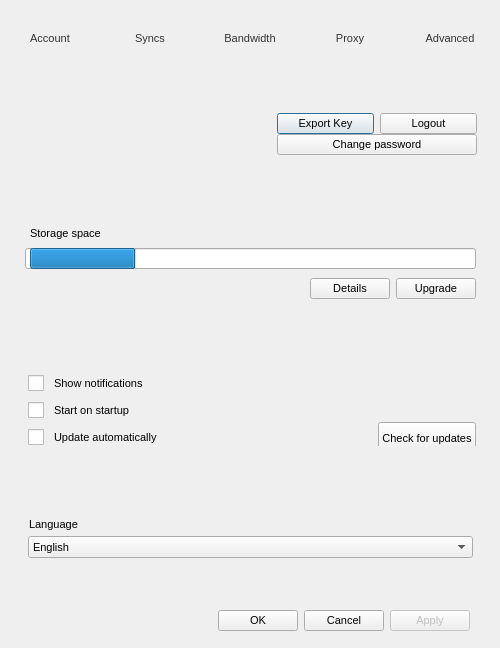
The window that src/MEGASync/gui/macx/SettingsDialog.ui (meganz/MEGAsync) describes before a commit, drawn with Qt 5.
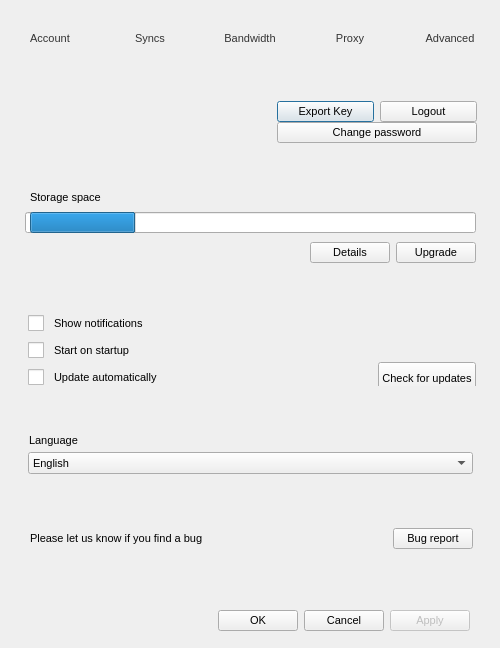
The same window after the commit. The open tabs and pages were chosen to show the change. Icons and pictures are not drawn.

Commit message: Initial support to send bug report

```diff
--- a/src/MEGASync/gui/macx/SettingsDialog.ui
+++ b/src/MEGASync/gui/macx/SettingsDialog.ui
@@ -1610,7 +1610,7 @@
            <number>26</number>
           </property>
           <property name="bottomMargin">
-           <number>0</number>
+           <number>18</number>
           </property>
           <item>
            <widget class="QLabel" name="label_6">
@@ -1676,6 +1676,91 @@
          </layout>
         </widget>
        </item>
+       <item>
+        <widget class="QToolButton" name="toolButton_8">
+         <property name="minimumSize">
+          <size>
+           <width>500</width>
+           <height>2</height>
+          </size>
+         </property>
+         <property name="maximumSize">
+          <size>
+           <width>500</width>
+           <height>2</height>
+          </size>
+         </property>
+         <property name="styleSheet">
+          <string notr="true">background: transparent;
+border: none;</string>
+         </property>
+         <property name="text">
+          <string/>
+         </property>
+         <property name="icon">
+          <iconset>
+           <normalon>:/images/separator line.png</normalon>
+          </iconset>
+         </property>
+         <property name="iconSize">
+          <size>
+           <width>500</width>
+           <height>2</height>
+          </size>
+         </property>
+        </widget>
+       </item>
+       <item>
+        <widget class="QWidget" name="widget_20" native="true">
+         <property name="minimumSize">
+          <size>
+           <width>0</width>
+           <height>57</height>
+          </size>
+         </property>
+         <property name="maximumSize">
+          <size>
+           <width>16777215</width>
+           <height>57</height>
+          </size>
+         </property>
+         <layout class="QHBoxLayout" name="horizontalLayout_29">
+          <property name="leftMargin">
+           <number>21</number>
+          </property>
+          <property name="rightMargin">
+           <number>26</number>
+          </property>
+          <item>
+           <widget class="QLabel" name="label">
+            <property name="text">
+             <string>Please let us know if you find a bug</string>
+            </property>
+           </widget>
+          </item>
+          <item>
+           <spacer name="horizontalSpacer_9">
+            <property name="orientation">
+             <enum>Qt::Horizontal</enum>
+            </property>
+            <property name="sizeHint" stdset="0">
+             <size>
+              <width>143</width>
+              <height>20</height>
+             </size>
+            </property>
+           </spacer>
+          </item>
+          <item>
+           <widget class="QPushButton" name="bSendBug">
+            <property name="text">
+             <string>Bug report</string>
+            </property>
+           </widget>
+          </item>
+         </layout>
+        </widget>
+       </item>
        <item>
         <spacer name="verticalSpacer_3">
          <property name="orientation">
```
Left out of the diff: 318 changed lines with no effect on the pictures. The commit also changes 8 other files.
